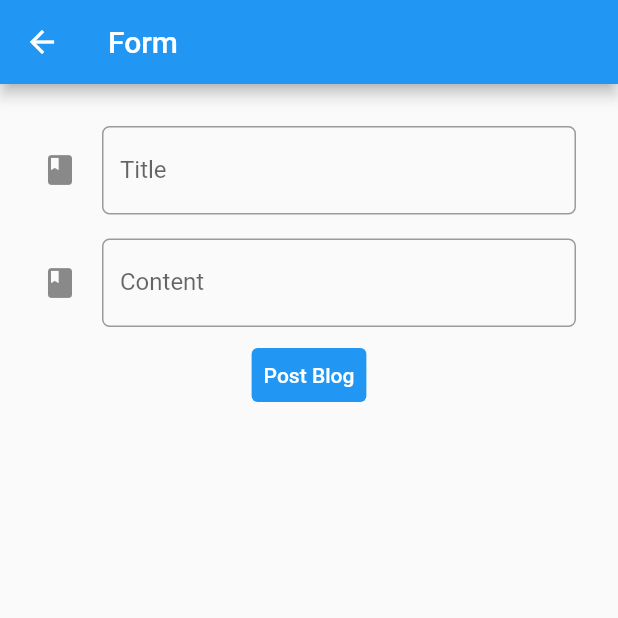
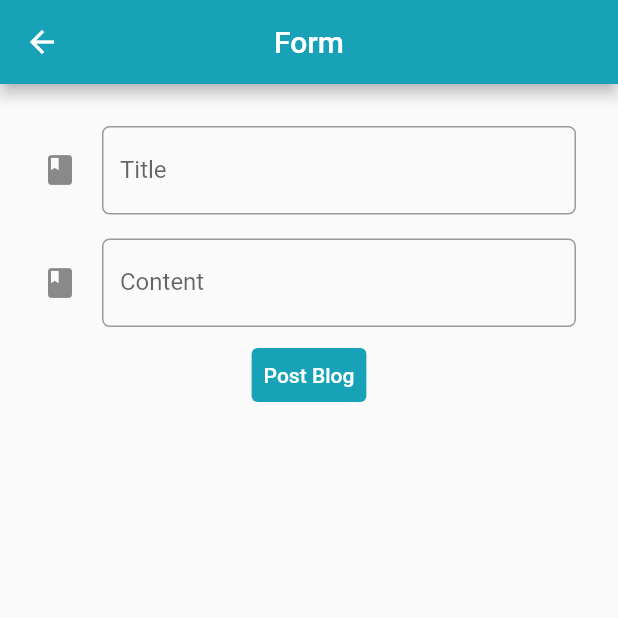
Before and after one commit to amiransht/sehat-terus-mobile, a Flutter app: the FaqPage screen opened by its route, after a tap on "Buat Blog", on a phone screen of 412 x 824 dp, the top half of it. Run offline on Flutter 3.47's test engine with Material 2 defaults, Android fonts, the phone set to English and light mode, and no system bars; our stand-ins replace countup, equatable, flutter_svg, font_awesome_flutter, get, getwidget and 1 more; missing offline and left inert: pbp_django_auth.

Commit message:
ganti warna

```diff
--- a/lib/api/api_getBlog.dart
+++ b/lib/api/api_getBlog.dart
@@ -1,5 +1,6 @@
 
 import 'package:sehat_terus/models/data_blog.dart';
+import 'package:pbp_django_auth/pbp_django_auth.dart';
 
 
 Future<List<DataBlog>> fetchBlog(request) async {
--- a/lib/page/faq_page.dart
+++ b/lib/page/faq_page.dart
@@ -1,4 +1,3 @@
-
 import 'package:flutter/material.dart';
 
 import 'package:sehat_terus/page/blog_page.dart';
@@ -6,6 +5,8 @@
 import 'package:sehat_terus/page/accordion.dart';
 import 'package:provider/provider.dart';
 import 'package:sehat_terus/page/formBlog_page.dart';
+
+import '../core/colors.dart';
 
 class FaqPage extends StatelessWidget {
   const FaqPage({Key? key}) : super(key: key);
@@ -16,14 +17,16 @@
     final request = context.watch<CookieRequest>();
     return Scaffold(
       appBar: AppBar(
+        backgroundColor: BaseColors.green,
         centerTitle: true,
         title: const Text(
           'Tanya Jawab COVID-19',
         ),
       ),
-        body: ListView(children:  [
+      body: ListView(children: [
         Accordion(
-            title: 'Mengapa saya masih harus menerapkan protokol kesehatan (3M), padahal saya sudah divaksinasi?',
+            title:
+                'Mengapa saya masih harus menerapkan protokol kesehatan (3M), padahal saya sudah divaksinasi?',
             content:
                 'Perlindungan optimal baru terbangun dua pekan setelah vaksinasi dosis kedua. Walaupun jarang terjadi, masih ada orang yang tertular COVID-19 meskipun telah divaksinasi. Akan tetapi, gejala COVID-19 pada orang yang sudah divaksinasi umumnya ringan. Sebagian orang bahkan tidak mengalami gejala apa pun. Penting untuk dipahami bahwa orang tanpa gejala (OTG) masih dapat menulari orang lain tanpa disadari. Oleh karena itu kita harus tetap menggunakan masker, menjaga jarak aman, dan rajin mencuci tangan pakai sabun.'),
         Accordion(
@@ -31,46 +34,51 @@
             content:
                 'Jika demam timbul lebih dari 48 jam setelah vaksinasi, atau berlangsung lebih lama dari 48 jam, Anda harus isolasi mandiri dan melakukan tes COVID-19. Jika keluhan tidak berkurang, penting untuk tetap tenang dan segera menghubungi petugas kesehatan di nomor kontak yang tertera di kartu vaksinasi Anda.'),
         Accordion(
-              title: 'Apa yang harus saya lakukan jika saya memiliki gejala COVID-19 dan kapan saya harus mencari pertolongan medis?',
+            title:
+                'Apa yang harus saya lakukan jika saya memiliki gejala COVID-19 dan kapan saya harus mencari pertolongan medis?',
             content:
                 'Jika Anda mengalami gejala ringan, seperti batuk ringan atau demam ringan, secara umum tidak perlu mencari pertolongan medis. Tetap di rumah, isolasi diri, dan pantau gejala Anda. Ikuti panduan nasional tentang isolasi mandiri. Namun, jika Anda tinggal di daerah dengan malaria atau demam berdarah, Anda tidak boleh mengabaikan gejala demam. Segera cari pertolongan medis. Saat Anda pergi ke fasilitas kesehatan, kenakan masker jika memungkinkan, jaga jarak setidaknya 1 meter dari orang lain, dan jangan menyentuh permukaan benda dengan tangan Anda. Jika yang sakit adalah anak, bantu anak untuk mematuhi nasihat ini. Segera cari perawatan medis jika Anda mengalami kesulitan bernapas atau nyeri/tekanan di dada. Jika memungkinkan, hubungi penyedia layanan kesehatan Anda terlebih dahulu, sehingga Anda dapat diarahkan ke fasilitas kesehatan yang tepat.'),
         Accordion(
-              title: 'Apa yang dapat saya lakukan untuk melindungi diri saya dan orang lain jika tidak mengetahui siapa yang terinfeksi COVID-19?',
-              content: 'Mempraktikkan kebersihan tangan dan pernapasan setiap saat sangatlah penting, dan merupakan cara terbaik untuk melindungi orang lain dan diri Anda sendiri. Apabila memungkinkan, jaga jarak Anda dengan orang lain minimal 1 meter terutama jika berada di dekat orang yang batuk atau bersin. Karena beberapa orang yang terinfeksi mungkin belum menunjukkan gejala atau gejalanya masih ringan, menjaga jarak fisik dengan semua orang adalah upaya terbaik jika Anda berada di daerah di mana COVID-19 menyebar.'),
+            title:
+                'Apa yang dapat saya lakukan untuk melindungi diri saya dan orang lain jika tidak mengetahui siapa yang terinfeksi COVID-19?',
+            content:
+                'Mempraktikkan kebersihan tangan dan pernapasan setiap saat sangatlah penting, dan merupakan cara terbaik untuk melindungi orang lain dan diri Anda sendiri. Apabila memungkinkan, jaga jarak Anda dengan orang lain minimal 1 meter terutama jika berada di dekat orang yang batuk atau bersin. Karena beberapa orang yang terinfeksi mungkin belum menunjukkan gejala atau gejalanya masih ringan, menjaga jarak fisik dengan semua orang adalah upaya terbaik jika Anda berada di daerah di mana COVID-19 menyebar.'),
         Accordion(
-            title: 'Apa yang sebaiknya saya lakukan jika saya berkontak erat dengan seseorang yang terinfeksi COVID-19?',
-            content: 'Jika Anda telah berkontak erat dengan seseorang yang terinfeksi COVID-19 maka Anda kemungkinan akan terinfeksi. Kontak erat berarti tinggal atau berada dalam jarak kurang dari 1 meter dari orang yang terinfeksi COVID-19. Jika demikian, sangat disarankan untuk tidak meninggalkan rumah. Namun, jika Anda tinggal di daerah di mana terdapat kasus malaria atau demam berdarah, maka penting untuk tidak mengabaikan gejala demam. Segera cari pertolongan medis.  Saat Anda pergi ke fasilitas kesehatan, kenakan masker jika memungkinkan, jaga jarak setidaknya 1 meter dari orang lain, dan jangan menyentuh permukaan dengan tangan Anda. Jika yang sakit adalah anak, bantu anak untuk mematuhi nasihat ini. Jika Anda terinfeksi COVID-19 (telah dikonfirmasi dengan tes), lakukan isolasi mandiri selama 14 hari bahkan setelah gejala menghilang sebagai tindakan pencegahan, meskipun belum diketahui secara pasti berapa lama pasien masih dapat menularkan setelah dinyatakan sembuh. Ikuti pedoman nasional tentang isolasi mandiri.'),
+            title:
+                'Apa yang sebaiknya saya lakukan jika saya berkontak erat dengan seseorang yang terinfeksi COVID-19?',
+            content:
+                'Jika Anda telah berkontak erat dengan seseorang yang terinfeksi COVID-19 maka Anda kemungkinan akan terinfeksi. Kontak erat berarti tinggal atau berada dalam jarak kurang dari 1 meter dari orang yang terinfeksi COVID-19. Jika demikian, sangat disarankan untuk tidak meninggalkan rumah. Namun, jika Anda tinggal di daerah di mana terdapat kasus malaria atau demam berdarah, maka penting untuk tidak mengabaikan gejala demam. Segera cari pertolongan medis.  Saat Anda pergi ke fasilitas kesehatan, kenakan masker jika memungkinkan, jaga jarak setidaknya 1 meter dari orang lain, dan jangan menyentuh permukaan dengan tangan Anda. Jika yang sakit adalah anak, bantu anak untuk mematuhi nasihat ini. Jika Anda terinfeksi COVID-19 (telah dikonfirmasi dengan tes), lakukan isolasi mandiri selama 14 hari bahkan setelah gejala menghilang sebagai tindakan pencegahan, meskipun belum diketahui secara pasti berapa lama pasien masih dapat menularkan setelah dinyatakan sembuh. Ikuti pedoman nasional tentang isolasi mandiri.'),
         Accordion(
-            title: 'Apa perbedaan antara isolasi mandiri, karantina mandiri, dan menjaga jarak fisik?',
-            content: 'Karantina berarti membatasi kegiatan atau memisahkan orang yang tidak sakit tetapi mungkin terpajan COVID-19. Tujuannya adalah untuk mencegah penyebaran penyakit pada saat orang tersebut baru mulai mengalami gejala. Isolasi berarti memisahkan orang yang sakit dengan gejala COVID-19 dan mungkin menular guna mencegah penularan. Menjaga jarak fisik berarti terpisah secara fisik. WHO merekomendasikan untuk menjaga jarak setidaknya 1 meter dari orang lain. Jarak ini merupakan ukuran umum tentang seberapa jauh semua orang harus saling menjaga jarak walaupun mereka baik-baik saja tanpa diketahui terpajan COVID-19 atau tidak.'),
+            title:
+                'Apa perbedaan antara isolasi mandiri, karantina mandiri, dan menjaga jarak fisik?',
+            content:
+                'Karantina berarti membatasi kegiatan atau memisahkan orang yang tidak sakit tetapi mungkin terpajan COVID-19. Tujuannya adalah untuk mencegah penyebaran penyakit pada saat orang tersebut baru mulai mengalami gejala. Isolasi berarti memisahkan orang yang sakit dengan gejala COVID-19 dan mungkin menular guna mencegah penularan. Menjaga jarak fisik berarti terpisah secara fisik. WHO merekomendasikan untuk menjaga jarak setidaknya 1 meter dari orang lain. Jarak ini merupakan ukuran umum tentang seberapa jauh semua orang harus saling menjaga jarak walaupun mereka baik-baik saja tanpa diketahui terpajan COVID-19 atau tidak.'),
         TextButton(
           style: TextButton.styleFrom(
-            backgroundColor: Colors.blue,
-            minimumSize: const Size.fromHeight(40),
+            backgroundColor: BaseColors.green,
+            // minimumSize: const Size.fromHeight(40),
           ),
           onPressed: () {
-            Navigator.push( context,
-                      MaterialPageRoute(
-                          builder: (context) =>
-                              BlogPage()));
+            Navigator.push(
+                context, MaterialPageRoute(builder: (context) => BlogPage()));
           },
           child: const Text(
             'Lihat Blog',
             style: TextStyle(fontSize: 12, color: Colors.white),
           ),
         ),
-        SizedBox(width: 200.0,
-            height: 30.0,),
+        SizedBox(
+          width: 200.0,
+          height: 30.0,
+        ),
         TextButton(
           style: TextButton.styleFrom(
-            backgroundColor: Colors.blue,
-            minimumSize: const Size.fromHeight(40),
+            backgroundColor: BaseColors.green,
+            // minimumSize: const Size.fromHeight(40),
           ),
           onPressed: () {
             Navigator.push(context,
-                      MaterialPageRoute(
-                          builder: (context) =>
-                              BlogFormPage()));
+                MaterialPageRoute(builder: (context) => BlogFormPage()));
           },
           child: const Text(
             'Buat Blog',
@@ -78,9 +86,6 @@
           ),
         ),
       ]),
-
-
     );
-
   }
 }
--- a/lib/page/formBlog_page.dart
+++ b/lib/page/formBlog_page.dart
@@ -3,6 +3,8 @@
 import 'package:pbp_django_auth/pbp_django_auth.dart';
 import 'package:provider/provider.dart';
 import 'package:sehat_terus/page/blog_page.dart';
+
+import '../core/colors.dart';
 
 class BlogFormPage extends StatefulWidget {
   const BlogFormPage({super.key});
@@ -20,6 +22,8 @@
     final request = context.watch<CookieRequest>();
     return Scaffold(
       appBar: AppBar(
+        backgroundColor: BaseColors.green,
+        centerTitle: true,
         title: Text('Form'),
       ),
       body: Form(
@@ -63,7 +67,6 @@
                       return null;
                     },
                   ),
-
                 ),
                 Padding(
                   // Menggunakan padding sebesar 8 pixels
@@ -99,7 +102,6 @@
                       return null;
                     },
                   ),
-
                 ),
                 TextButton(
                   child: const Text(
@@ -107,7 +109,8 @@
                     style: TextStyle(color: Colors.white),
                   ),
                   style: ButtonStyle(
-                backgroundColor: MaterialStateProperty.all(Colors.blue),
+                    backgroundColor:
+                        MaterialStateProperty.all(BaseColors.green),
                   ),
                   onPressed: () {
                     if (_formKey.currentState!.validate()) {
@@ -115,14 +118,12 @@
                       Navigator.push(
                         context,
                         MaterialPageRoute(
-                                builder: (context) =>
-                                    const BlogPage()),
+                            builder: (context) => const BlogPage()),
                       );
                     }
                   },
                 ),
               ],
-
             ),
           ),
         ),
```
Also changed, not shown: lib/page/blog_page.dart (+4 -11 lines). Lines whose indentation alone changed are shown as unchanged.
